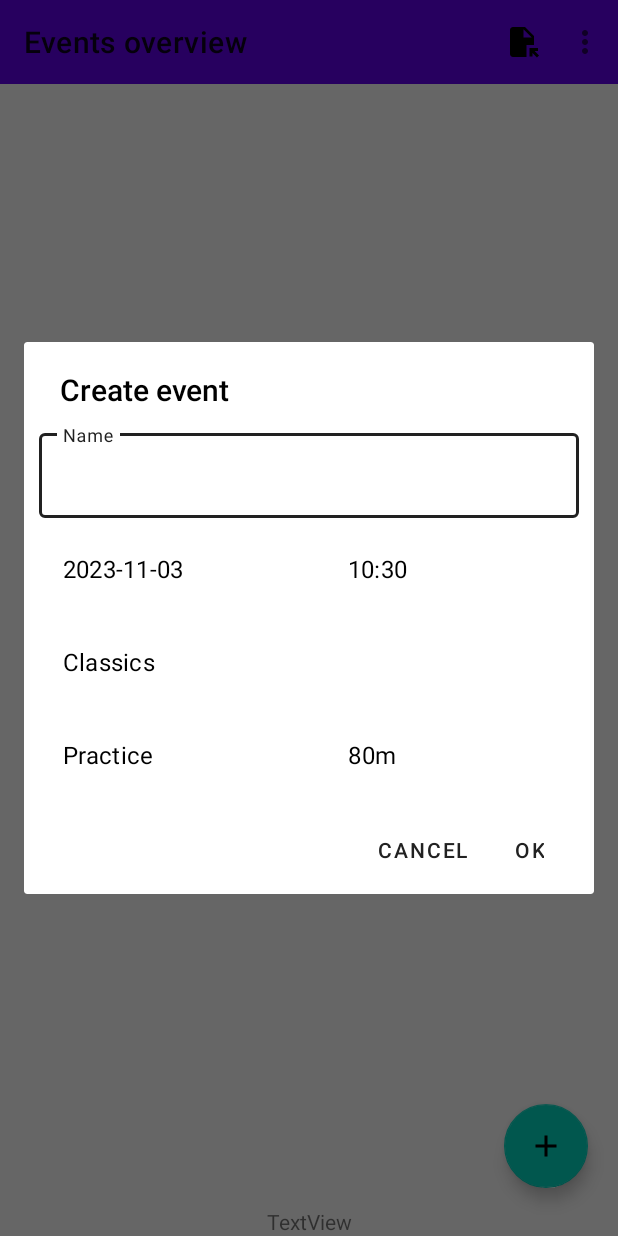
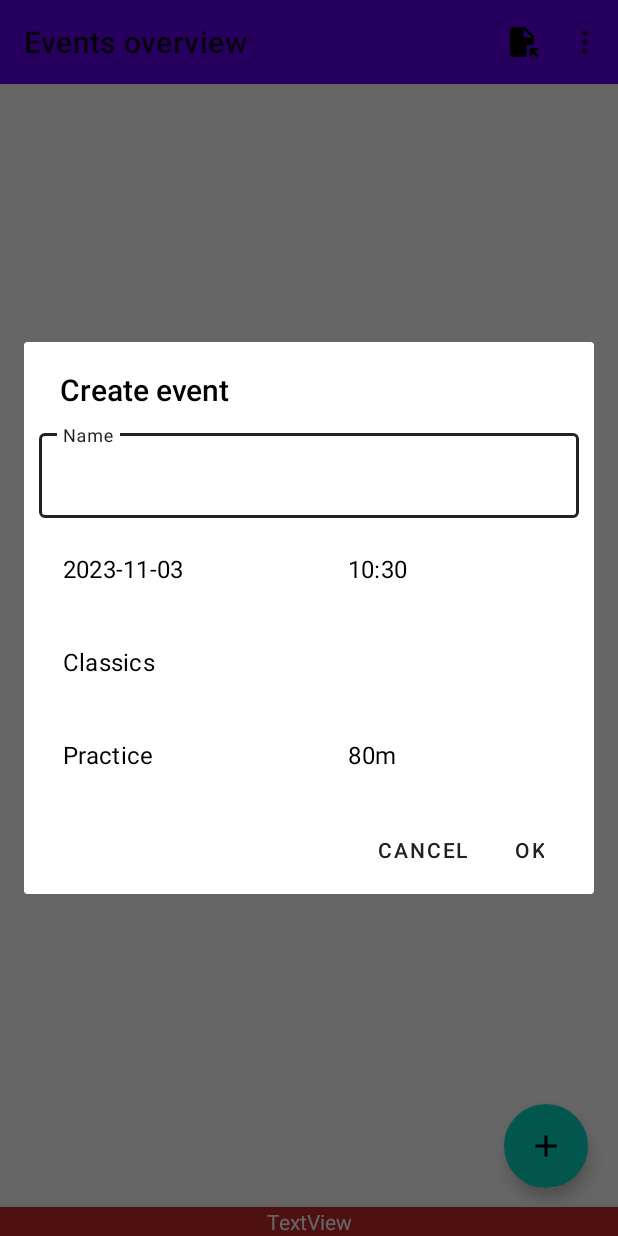
Before and after one commit to kolskypavel/ARDF-Manager, an Android app: the screen it shows after launch (MainActivity), after a tap on an icon or button, on a phone screen of 412 x 824 dp. Run offline under Robolectric (Android 15) with nearby library versions, the light colour scheme and no system bars; our stand-ins replace Room's generated code, navigation-ui.

Commit message:
dev: Modified event dialogs for creation and modification

```diff
--- a/app/src/main/java/kolskypavel/ardfmanager/dataprocessor/DataProcessor.kt
+++ b/app/src/main/java/kolskypavel/ardfmanager/dataprocessor/DataProcessor.kt
@@ -1,4 +1,102 @@
 package kolskypavel.ardfmanager.dataprocessor
 
-class DataProcessor {
+import android.content.Context
+import kolskypavel.ardfmanager.R
+import kolskypavel.ardfmanager.room.ARDFRepository
+import kolskypavel.ardfmanager.room.entitity.Event
+import kolskypavel.ardfmanager.room.entitity.EventBand
+import kolskypavel.ardfmanager.room.entitity.EventLevel
+import kolskypavel.ardfmanager.room.entitity.EventType
+import kotlinx.coroutines.flow.Flow
+import kotlinx.coroutines.runBlocking
+import java.lang.ref.WeakReference
+import java.time.LocalTime
+import java.time.format.DateTimeFormatter
+import java.util.UUID
+
+/**
+ * This is the main backend interface, processing and providing various sources of data
+ */
+class DataProcessor private constructor(context: Context) {
+
+    private val ardfRepository = ARDFRepository.get()
+    private var appContext: WeakReference<Context>
+
+    companion object {
+        private var INSTANCE: DataProcessor? = null
+        fun initialize(context: Context) {
+            if (INSTANCE == null) {
+                INSTANCE = DataProcessor(context)
+            }
+        }
+
+        fun get(): DataProcessor {
+            return INSTANCE ?: throw IllegalStateException("DataProcessor must be initialized")
+        }
+    }
+
+    init {
+        appContext = WeakReference(context)
+    }
+
+    //METHODS TO HANDLE EVENTS
+    suspend fun getEvents(): Flow<List<Event>> = ardfRepository.getEvents()
+
+    fun createEvent(
+        event: Event
+    ) {
+        runBlocking {
+            ardfRepository.createEvent(event)
+        }
+    }
+
+    fun modifyEvent(
+        event: Event
+    ) {
+        runBlocking {
+            ardfRepository.updateEvent(event)
+        }
+    }
+
+    fun deleteEvent(uuid: UUID) {
+        runBlocking {
+            ardfRepository.deleteEvent(uuid)
+        }
+    }
+
+    //GENERAL HELPER METHODS
+    fun getHoursMinutesFromTime(time: LocalTime): String {
+        return DateTimeFormatter.ofPattern("HH:mm").format(time).toString()
+    }
+
+    //Enums manipulation
+    fun eventTypeToString(eventType: EventType): String {
+        val eventTypeStrings = appContext.get()?.resources?.getStringArray(R.array.event_types)!!
+        return eventTypeStrings[eventType.value]!!
+    }
+
+    fun eventTypeStringToEnum(string: String): EventType {
+        val eventTypeStrings = appContext.get()?.resources?.getStringArray(R.array.event_types)!!
+        return EventType.getByValue(eventTypeStrings.indexOf(string))!!
+    }
+
+    fun eventLevelToString(eventLevel: EventLevel): String {
+        val eventLevelStrings = appContext.get()?.resources?.getStringArray(R.array.event_levels)!!
+        return eventLevelStrings[eventLevel.value]!!
+    }
+
+    fun eventLevelStringToEnum(string: String): EventLevel {
+        val eventLevelStrings = appContext.get()?.resources?.getStringArray(R.array.event_levels)!!
+        return EventLevel.getByValue(eventLevelStrings.indexOf(string))!!
+    }
+
+    fun eventBandToString(eventBand: EventBand): String {
+        val eventBandStrings = appContext.get()?.resources?.getStringArray(R.array.event_bands)!!
+        return eventBandStrings[eventBand.value]!!
+    }
+
+    fun eventBandStringToEnum(string: String): EventBand {
+        val eventBandStrings = appContext.get()?.resources?.getStringArray(R.array.event_bands)!!
+        return EventBand.getByValue(eventBandStrings.indexOf(string))!!
+    }
 }
--- a/app/src/main/java/kolskypavel/ardfmanager/room/ARDFRepository.kt
+++ b/app/src/main/java/kolskypavel/ardfmanager/room/ARDFRepository.kt
@@ -83,6 +83,4 @@ class ARDFRepository private constructor(context: Context) {
             return INSTANCE ?: throw IllegalStateException("ARDFRepository must be initialized")
         }
     }
-
-
 }
--- a/app/src/main/java/kolskypavel/ardfmanager/room/entitity/Event.kt
+++ b/app/src/main/java/kolskypavel/ardfmanager/room/entitity/Event.kt
@@ -3,6 +3,7 @@ package kolskypavel.ardfmanager.room.entitity
 import androidx.room.ColumnInfo
 import androidx.room.Entity
 import androidx.room.PrimaryKey
+import java.io.Serializable
 import java.time.LocalDate
 import java.time.LocalTime
 import java.util.UUID
@@ -14,6 +15,6 @@ data class Event(
     @ColumnInfo(name = "date") var date: LocalDate,
     @ColumnInfo(name = "start_time") var startTime: LocalTime,
     @ColumnInfo(name = "event_type") var eventType: EventType,
-    @ColumnInfo(name = "event_level") var level: EventLevel,
+    @ColumnInfo(name = "event_level") var eventLevel: EventLevel,
     @ColumnInfo(name = "event_band") var eventBand: EventBand
-)
+) : Serializable
--- a/app/src/main/java/kolskypavel/ardfmanager/room/entitity/EventLevel.kt
+++ b/app/src/main/java/kolskypavel/ardfmanager/room/entitity/EventLevel.kt
@@ -5,7 +5,7 @@ enum class EventLevel(val value: Int) {
     NATIONAL(1),
     REGIONAL(2),
     DISTRICT(3),
-    TRAINING(4);
+    PRACTICE(4);
 
     companion object {
         fun getByValue(value: Int) = EventLevel.values().firstOrNull { it.value == value }
--- a/app/src/main/java/kolskypavel/ardfmanager/ui/MainActivity.kt
+++ b/app/src/main/java/kolskypavel/ardfmanager/ui/MainActivity.kt
@@ -10,6 +10,7 @@ import androidx.navigation.ui.setupWithNavController
 import com.google.android.material.bottomnavigation.BottomNavigationView
 import kolskypavel.ardfmanager.R
 import kolskypavel.ardfmanager.databinding.ActivityMainBinding
+import kolskypavel.ardfmanager.dataprocessor.DataProcessor
 import kolskypavel.ardfmanager.room.ARDFRepository
 import kolskypavel.ardfmanager.ui.event.EventsViewModel
 
@@ -22,6 +23,7 @@ class MainActivity : AppCompatActivity() {
 
         super.onCreate(savedInstanceState)
         ARDFRepository.initialize(this)
+        DataProcessor.initialize(this)
 
         binding = ActivityMainBinding.inflate(layoutInflater)
         setContentView(binding.root)
--- a/app/src/main/java/kolskypavel/ardfmanager/ui/event/EventCreateDialogFragment.kt
+++ b/app/src/main/java/kolskypavel/ardfmanager/ui/event/EventCreateDialogFragment.kt
@@ -14,6 +14,8 @@ import androidx.navigation.fragment.navArgs
 import com.google.android.material.textfield.MaterialAutoCompleteTextView
 import com.google.android.material.textfield.TextInputEditText
 import kolskypavel.ardfmanager.R
+import kolskypavel.ardfmanager.dataprocessor.DataProcessor
+import kolskypavel.ardfmanager.room.entitity.Event
 import kolskypavel.ardfmanager.room.entitity.EventBand
 import kolskypavel.ardfmanager.room.entitity.EventLevel
 import kolskypavel.ardfmanager.room.entitity.EventType
@@ -21,9 +23,12 @@ import kolskypavel.ardfmanager.ui.pickers.DatePickerFragment
 import kolskypavel.ardfmanager.ui.pickers.TimePickerFragment
 import java.time.LocalDate
 import java.time.LocalTime
+import java.util.UUID
 
 class EventCreateDialogFragment : DialogFragment() {
     private val args: EventCreateDialogFragmentArgs by navArgs()
+    private val dataProcessor = DataProcessor.get()
+
     private lateinit var nameEditText: TextInputEditText
     private lateinit var dateView: TextInputEditText
     private lateinit var startTimeView: TextInputEditText
@@ -34,8 +39,7 @@ class EventCreateDialogFragment : DialogFragment() {
     private lateinit var okButton: Button
     private lateinit var cancelButton: Button
 
-    private lateinit var curDate: LocalDate
-    private lateinit var curStartTime: LocalTime
+    private lateinit var event: Event
 
     override fun onCreateView(
         inflater: LayoutInflater,
@@ -70,22 +74,22 @@ class EventCreateDialogFragment : DialogFragment() {
 
     private fun setPickers() {
         dateView.setOnClickListener {
-            findNavController().navigate(EventCreateDialogFragmentDirections.selectDate(curDate))
+            findNavController().navigate(EventCreateDialogFragmentDirections.selectDate(event.date))
         }
         setFragmentResultListener(
             DatePickerFragment.REQUEST_KEY_DATE
         ) { _, bundle ->
 
-            curDate = LocalDate.parse(bundle.getString(DatePickerFragment.BUNDLE_KEY_DATE))
-            dateView.setText(curDate.toString())
+            event.date = LocalDate.parse(bundle.getString(DatePickerFragment.BUNDLE_KEY_DATE))
+            dateView.setText(event.date.toString())
         }
 
         startTimeView.setOnClickListener {
-            findNavController().navigate(EventCreateDialogFragmentDirections.selectTime(curStartTime))
+            findNavController().navigate(EventCreateDialogFragmentDirections.selectTime(event.startTime))
         }
         setFragmentResultListener(TimePickerFragment.REQUEST_KEY_TIME) { _, bundle ->
-            curStartTime = LocalTime.parse(bundle.getString(TimePickerFragment.BUNDLE_KEY_TIME))
-            startTimeView.setText(curStartTime.toString())
+            event.startTime = LocalTime.parse(bundle.getString(TimePickerFragment.BUNDLE_KEY_TIME))
+            startTimeView.setText(event.startTime.toString())
         }
     }
 
@@ -93,30 +97,28 @@ class EventCreateDialogFragment : DialogFragment() {
 
         //Create new event
         if (args.create) {
-            curDate = LocalDate.now()
-            curStartTime = LocalTime.now()
-
             dialog?.setTitle(R.string.create_event)
-            dateView.setText(curDate.toString())
-            startTimeView.setText(LocalTime.now().hour.toString() + ":" + LocalTime.now().minute.toString())
-            eventTypePicker.setText(getText(R.string.event_type_0), false)
-            eventLevelPicker.setText(getText(R.string.event_level_3), false)
-            eventBandPicker.setText(getText(R.string.band_80m), false)
+            event = Event(
+                UUID.randomUUID(),
+                "",
+                LocalDate.now(),
+                LocalTime.now(),
+                EventType.CLASSICS,
+                EventLevel.PRACTICE,
+                EventBand.M80
+            )
+        } else {
+            event = args.event!!
+            dialog?.setTitle(R.string.edit_event)
+            nameEditText.setText(event.name)
         }
 
-        //Edit existing event
-        else {
-            curDate = args.eventDate!!
-            curStartTime = args.eventStartTime!!
+        dateView.setText(event.date.toString())
+        startTimeView.setText(dataProcessor.getHoursMinutesFromTime(event.startTime))
 
-            dialog?.setTitle(R.string.edit_event)
-            nameEditText.setText(args.eventName)
-            dateView.setText(args.eventDate.toString())
-            startTimeView.setText(args.eventStartTime.toString())
-            eventTypePicker.setText(args.eventType.toString())
-            eventLevelPicker.setText(args.eventLevel.toString())
-            eventBandPicker.setText(args.eventBand.toString())
-        }
+        eventTypePicker.setText(dataProcessor.eventTypeToString(event.eventType), false)
+        eventLevelPicker.setText(dataProcessor.eventLevelToString(event.eventLevel), false)
+        eventBandPicker.setText(dataProcessor.eventBandToString(event.eventBand), false)
     }
 
     private fun setButtons() {
@@ -125,31 +127,18 @@ class EventCreateDialogFragment : DialogFragment() {
             //Send the arguments to create a new event
             if (checkValidity()) {
 
-                val eventTypePos =
-                    requireActivity().resources.getStringArray(R.array.event_types)
-                        .indexOf(eventTypePicker.text.toString())
-
-                val eventLevelPos = requireActivity().resources.getStringArray(R.array.levels)
-                    .indexOf(eventLevelPicker.text.toString())
-
-                val eventBandPos =
-                    requireActivity().resources.getStringArray(R.array.bands)
-                        .indexOf(eventBandPicker.text.toString())
-
-                val eventType = EventType.getByValue(eventTypePos)
-                val eventLevel = EventLevel.getByValue(eventLevelPos)
-                val eventBand = EventBand.getByValue(eventBandPos)
+                event.name = nameEditText.text.toString()
+                event.eventType =
+                    dataProcessor.eventTypeStringToEnum(eventTypePicker.text.toString())
+                event.eventLevel =
+                    dataProcessor.eventLevelStringToEnum(eventLevelPicker.text.toString())
+                event.eventBand =
+                    dataProcessor.eventBandStringToEnum(eventBandPicker.text.toString())
 
                 setFragmentResult(
                     REQUEST_EVENT_MODIFICATION, bundleOf(
                         BUNDLE_KEY_CREATE to args.create,
-                        BUNDLE_KEY_POSITION to args.position,
-                        BUNDLE_KEY_EVENT_NAME to nameEditText.text.toString(),
-                        BUNDLE_KEY_EVENT_DATE to curDate.toString(),
-                        BUNDLE_KEY_EVENT_START_TIME to curStartTime.toString(),
-                        BUNDLE_KEY_EVENT_TYPE to eventType,
-                        BUNDLE_KEY_EVENT_LEVEL to eventLevel,
-                        BUNDLE_KEY_EVENT_BAND to eventBand
+                        BUNDLE_KEY_EVENT to event
                     )
                 )
                 //End the dialog
@@ -177,12 +166,7 @@ class EventCreateDialogFragment : DialogFragment() {
     companion object {
         const val REQUEST_EVENT_MODIFICATION = "REQUEST_EVENT_MODIFICATION"
         const val BUNDLE_KEY_CREATE = "BUNDLE_KEY_CREATE"
+        const val BUNDLE_KEY_EVENT = "BUNDLE_KEY_EVENT"
         const val BUNDLE_KEY_POSITION = "BUNDLE_KEY_POSITION"
-        const val BUNDLE_KEY_EVENT_NAME = "BUNDLE_KEY_EVENT_NAME"
-        const val BUNDLE_KEY_EVENT_DATE = "BUNDLE_KEY_EVENT_DATE"
-        const val BUNDLE_KEY_EVENT_START_TIME = "BUNDLE_KEY_EVENT_EVENT_START_TIME"
-        const val BUNDLE_KEY_EVENT_TYPE = "BUNDLE_KEY_EVENT_EVENT_TYPE"
-        const val BUNDLE_KEY_EVENT_LEVEL = "BUNDLE_KEY_EVENT_EVENT_LEVEL"
-        const val BUNDLE_KEY_EVENT_BAND = "BUNDLE_KEY_EVENT_EVENT_BAND"
     }
 }
--- a/app/src/main/java/kolskypavel/ardfmanager/ui/pickers/DatePickerFragment.kt
+++ b/app/src/main/java/kolskypavel/ardfmanager/ui/pickers/DatePickerFragment.kt
@@ -7,9 +7,11 @@ import android.widget.DatePicker
 import androidx.core.os.bundleOf
 import androidx.fragment.app.DialogFragment
 import androidx.fragment.app.setFragmentResult
+import androidx.navigation.fragment.navArgs
 import java.time.LocalDate
 
 class DatePickerFragment : DialogFragment() {
+    private val args: DatePickerFragmentArgs by navArgs()
     override fun onCreateDialog(savedInstanceState: Bundle?): Dialog {
 
         val dateListener =
@@ -21,7 +23,7 @@ class DatePickerFragment : DialogFragment() {
                 )
             }
 
-        val dateNow = LocalDate.now()
+        val dateNow = args.curDate
         val initialYear = dateNow.year
         val initialMonth = dateNow.month.value - 1 //Zero based conversion
         val initialDay = dateNow.dayOfMonth
--- a/app/src/main/java/kolskypavel/ardfmanager/ui/pickers/TimePickerFragment.kt
+++ b/app/src/main/java/kolskypavel/ardfmanager/ui/pickers/TimePickerFragment.kt
@@ -7,9 +7,11 @@ import android.widget.TimePicker
 import androidx.core.os.bundleOf
 import androidx.fragment.app.DialogFragment
 import androidx.fragment.app.setFragmentResult
+import androidx.navigation.fragment.navArgs
 import java.time.LocalTime
 
 class TimePickerFragment : DialogFragment() {
+    private val args: TimePickerFragmentArgs by navArgs()
     override fun onCreateDialog(savedInstanceState: Bundle?): Dialog {
 
         val timeListener =
@@ -20,7 +22,7 @@ class TimePickerFragment : DialogFragment() {
                     bundleOf(BUNDLE_KEY_TIME to resTime)
                 )
             }
-        val localTime = LocalTime.now()
+        val localTime = args.curTime
         val hour: Int = localTime.hour
         val minute: Int = localTime.minute
 
--- a/app/src/main/res/layout/activity_main.xml
+++ b/app/src/main/res/layout/activity_main.xml
@@ -9,10 +9,8 @@
         android:id="@+id/nav_view"
         android:layout_width="0dp"
         android:layout_height="wrap_content"
-        android:layout_marginStart="0dp"
-        android:layout_marginEnd="0dp"
         android:background="?android:attr/windowBackground"
-        app:layout_constraintBottom_toBottomOf="@id/si_status_view"
+        app:layout_constraintBottom_toTopOf="@id/si_status_view"
         app:layout_constraintLeft_toLeftOf="parent"
         app:layout_constraintRight_toRightOf="parent"
         app:menu="@menu/bottom_nav_menu" />
@@ -24,16 +22,21 @@
         android:layout_height="match_parent"
         app:defaultNavHost="true"
         app:layout_constraintBottom_toTopOf="@id/nav_view"
+        app:layout_constraintHorizontal_bias="1.0"
         app:layout_constraintLeft_toLeftOf="parent"
         app:layout_constraintRight_toRightOf="parent"
         app:layout_constraintTop_toTopOf="parent"
+        app:layout_constraintVertical_bias="1.0"
         app:navGraph="@navigation/mobile_navigation" />
 
     <TextView
         android:id="@+id/si_status_view"
+        style="@style/si_status_disconnected"
         android:layout_width="match_parent"
         android:layout_height="wrap_content"
+        android:elevation="10dp"
         android:gravity="center"
+        android:minHeight="@dimen/text_margin"
         android:text="TextView"
         app:layout_constraintBottom_toBottomOf="parent"
         app:layout_constraintEnd_toEndOf="parent"
--- a/app/src/main/res/layout/dialog_add_event.xml
+++ b/app/src/main/res/layout/dialog_add_event.xml
@@ -104,7 +104,7 @@
                 android:layout_height="wrap_content"
                 android:inputType="none"
                 style="@style/dialog_text"
-                app:simpleItems="@array/levels" />
+                app:simpleItems="@array/event_levels" />
         </com.google.android.material.textfield.TextInputLayout>
 
         <com.google.android.material.textfield.TextInputLayout
@@ -120,7 +120,7 @@
                 android:layout_height="wrap_content"
                 android:inputType="none"
                 style="@style/dialog_text"
-                app:simpleItems="@array/bands" />
+                app:simpleItems="@array/event_bands" />
         </com.google.android.material.textfield.TextInputLayout>
     </LinearLayout>
 
--- a/app/src/main/res/layout/fragment_event_selection.xml
+++ b/app/src/main/res/layout/fragment_event_selection.xml
@@ -5,13 +5,21 @@
     android:layout_width="match_parent"
     android:layout_height="match_parent">
 
+    <androidx.appcompat.widget.Toolbar
+        android:id="@+id/event_toolbar"
+        android:layout_width="match_parent"
+        android:layout_height="wrap_content"
+        android:background="?attr/colorPrimary"
+        android:minHeight="?attr/actionBarSize"
+        android:theme="@style/Theme.ARDFManager"
+        app:layout_constraintTop_toTopOf="parent" />
 
     <androidx.recyclerview.widget.RecyclerView
         android:id="@+id/event_recycler_view"
         android:name="kolskypavel.ardfmanager.EventSelectionFragment"
         android:layout_width="match_parent"
         android:layout_height="match_parent"
-        android:layout_marginTop="80dp"
+        android:layout_marginTop="?attr/actionBarSize"
         app:layoutManager="LinearLayoutManager"
         app:layout_constraintTop_toBottomOf="@+id/event_toolbar"
         tools:context=".ui.event.EventSelectionFragment"
@@ -30,15 +38,5 @@
         app:layout_constraintBottom_toBottomOf="parent"
         app:layout_constraintEnd_toEndOf="parent" />
 
-    <androidx.appcompat.widget.Toolbar
-        android:id="@+id/event_toolbar"
-        android:layout_width="match_parent"
-        android:layout_height="wrap_content"
-        android:background="?attr/colorPrimary"
-        android:minHeight="?attr/actionBarSize"
-        android:theme="@style/Theme.ARDFManager"
-        app:layout_constraintTop_toTopOf="parent">
 
-    </androidx.appcompat.widget.Toolbar>
-    /
 </androidx.constraintlayout.widget.ConstraintLayout>
--- a/app/src/main/res/menu/event_item_menu.xml
+++ b/app/src/main/res/menu/event_item_menu.xml
@@ -2,15 +2,18 @@
 <menu xmlns:android="http://schemas.android.com/apk/res/android">
 
     <item
+        android:id="@+id/menu_item_edit_event"
         android:layout_width="wrap_content"
         android:layout_height="wrap_content"
         android:title="@string/edit_event" />
     <item
+        android:id="@+id/menu_item_export_event"
         android:layout_width="wrap_content"
         android:layout_height="wrap_content"
         android:title="@string/export_event" />
     <item
+        android:id="@+id/menu_item_delete_event"
         android:layout_width="wrap_content"
         android:layout_height="wrap_content"
-        android:title="@string/remove_event" />
+        android:title="@string/delete_event" />
 </menu>
--- a/app/src/main/res/navigation/mobile_navigation.xml
+++ b/app/src/main/res/navigation/mobile_navigation.xml
@@ -51,47 +51,27 @@
         android:id="@+id/eventCreateDialogFragment"
         android:name="kolskypavel.ardfmanager.ui.event.EventCreateDialogFragment"
         android:label="EventCreateDialogFragment">
-
         <argument
             android:name="create"
-            android:defaultValue="true"
             app:argType="boolean" />
         <argument
             android:name="position"
             app:argType="integer" />
         <argument
-            android:name="eventName"
-            android:defaultValue='""'
-            app:argType="string" />
-        <argument
-            android:name="eventDate"
-            app:argType="java.time.LocalDate"
+            android:name="event"
+            app:argType="kolskypavel.ardfmanager.room.entitity.Event"
             app:nullable="true" />
-        <argument
-            android:name="eventLevel"
-            android:defaultValue="TRAINING"
-            app:argType="kolskypavel.ardfmanager.room.entitity.EventLevel" />
-        <argument
-            android:name="eventType"
-            android:defaultValue="CLASSICS"
-            app:argType="kolskypavel.ardfmanager.room.entitity.EventType" />
         <action
             android:id="@+id/action_eventCreateDialogFragment_to_eventSelectionFragment"
             app:destination="@id/eventSelectionFragment" />
-        <argument
-            android:name="eventStartTime"
-            app:argType="java.time.LocalTime"
-            app:nullable="true" />
-        <argument
-            android:name="eventBand"
-            android:defaultValue="M80"
-            app:argType="kolskypavel.ardfmanager.room.entitity.EventBand" />
         <action
             android:id="@+id/select_date"
             app:destination="@id/datePickerFragment" />
         <action
             android:id="@+id/select_time"
             app:destination="@id/timePickerFragment" />
+
+
     </dialog>
     <dialog
         android:id="@+id/datePickerFragment"
--- a/app/src/main/res/values/colors.xml
+++ b/app/src/main/res/values/colors.xml
@@ -7,4 +7,5 @@
     <color name="teal_700">#FF018786</color>
     <color name="black">#FF000000</color>
     <color name="white">#FFFFFFFF</color>
+    <color name="red_disconnected">#C62828</color>
 </resources>
--- a/app/src/main/res/values/strings.xml
+++ b/app/src/main/res/values/strings.xml
@@ -18,7 +18,7 @@
 
     <string name="create_event">Create event</string>
     <string name="edit_event">Edit event</string>
-    <string name="remove_event">Remove event</string>
+    <string name="delete_event">Delete event</string>
     <string name="export_event">Export event</string>
 
     <string name="event_type_0">Classics</string>
@@ -27,10 +27,11 @@
     <string name="event_type_3">Orienteering</string>
     <string name="event_type_4">Custom</string>
 
-    <string name="event_level_0">National</string>
-    <string name="event_level_1">Regional</string>
-    <string name="event_level_2">District</string>
-    <string name="event_level_3">Practice</string>
+    <string name="event_level_0">International</string>
+    <string name="event_level_1">National</string>
+    <string name="event_level_2">Regional</string>
+    <string name="event_level_3">District</string>
+    <string name="event_level_4">Practice</string>
 
     <string name="band_80m" translatable="false">80m</string>
     <string name="band_2m" translatable="false">2m</string>
@@ -44,14 +45,15 @@
         <item>@string/event_type_4</item>
     </string-array>
 
-    <string-array name="levels">
+    <string-array name="event_levels">
         <item>@string/event_level_0</item>
         <item>@string/event_level_1</item>
         <item>@string/event_level_2</item>
         <item>@string/event_level_3</item>
+        <item>@string/event_level_4</item>
     </string-array>
 
-    <string-array name="bands">
+    <string-array name="event_bands">
         <item>@string/band_80m</item>
         <item>@string/band_2m</item>
         <item>@string/band_combined</item>
@@ -61,4 +63,5 @@
     <string name="cancel">Cancel</string>
     <string name="start_time_00">Start time</string>
     <string name="required">Required</string>
+    <string name="delete_confirmation">Do you really want to delete this event?</string>
 </resources>
--- a/app/src/main/res/values/themes.xml
+++ b/app/src/main/res/values/themes.xml
@@ -36,8 +36,13 @@
         <item name="android:textColor">@color/black</item>
     </style>
 
-    <style name="dialog_text" >
+    <style name="dialog_text">
         <item name="android:textColor">@color/black</item>
     </style>
 
+    <style name="si_status_disconnected">
+        <item name="android:background">@color/red_disconnected</item>
+        <item name="android:textColor">@color/white</item>
+    </style>
+
 </resources>
```
Also changed, not shown: app/src/main/java/kolskypavel/ardfmanager/ui/event/EventRecyclerViewAdapter.kt (+41 -14 lines), app/src/main/java/kolskypavel/ardfmanager/ui/event/EventSelectionFragment.kt (+53 -56 lines), app/src/main/java/kolskypavel/ardfmanager/ui/event/EventsViewModel.kt (+8 -40 lines), 1 other file.
